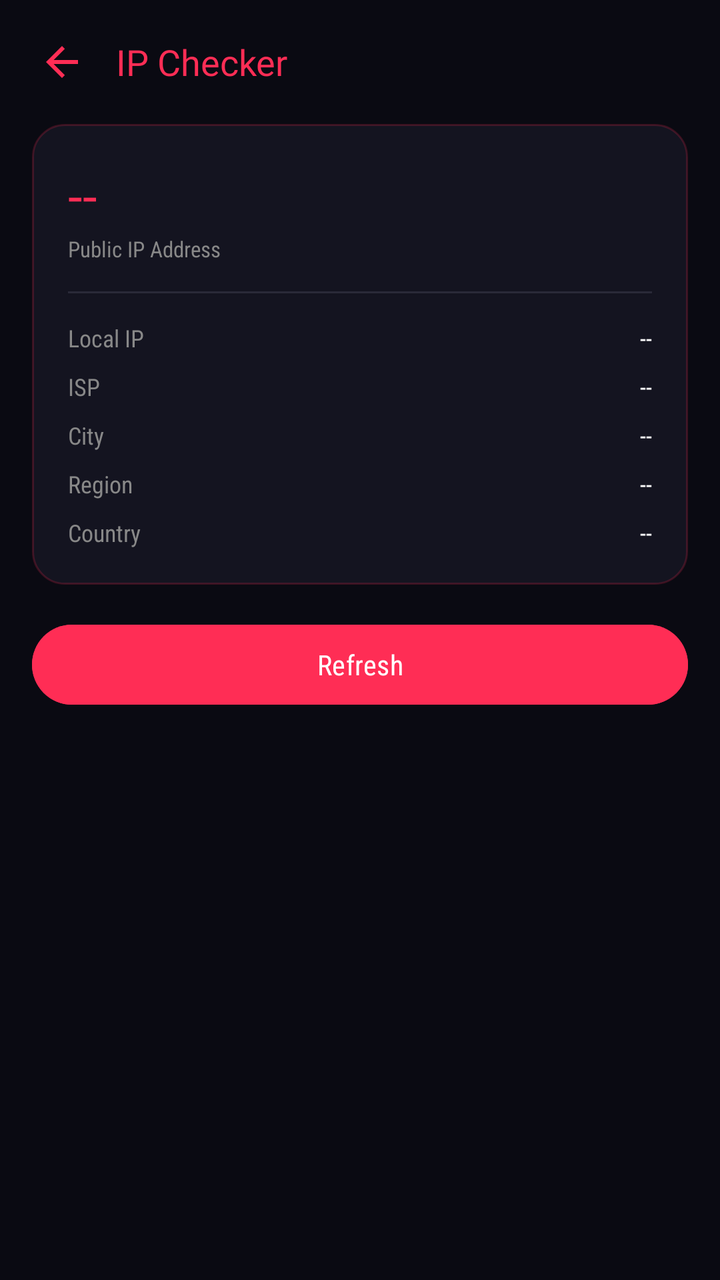
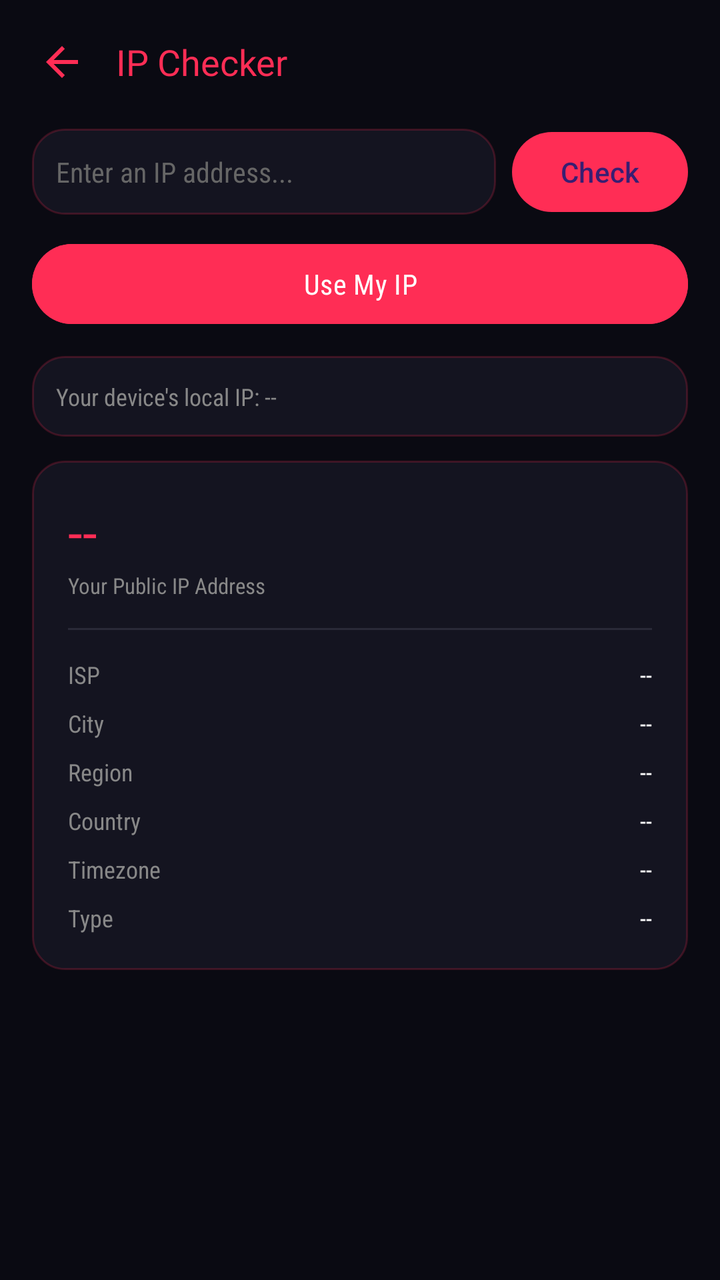

The first picture is an Android layout as it rendered before a commit; the second is the same layout after the commit. The layout source and the unified diff follow.
<!-- AndroidManifest.xml: activity theme Theme.RyuuTools -->
<!-- res/layout/activity_ip_checker.xml -->
<?xml version="1.0" encoding="utf-8"?>
<androidx.core.widget.NestedScrollView xmlns:android="http://schemas.android.com/apk/res/android"
    android:layout_width="match_parent"
    android:layout_height="match_parent"
    android:background="@color/bg_dark">

    <LinearLayout
        android:layout_width="match_parent"
        android:layout_height="wrap_content"
        android:orientation="vertical"
        android:padding="16dp">

        <LinearLayout
            android:layout_width="match_parent"
            android:layout_height="wrap_content"
            android:orientation="horizontal"
            android:gravity="center_vertical"
            android:layout_marginBottom="16dp">

            <ImageButton
                android:id="@+id/btnBack"
                android:layout_width="30dp"
                android:layout_height="30dp"
                android:background="@android:color/transparent"
                android:src="@drawable/ic_back"
                android:tint="@color/neon_cyan"
                android:contentDescription="Back" />

            <TextView
                android:layout_width="wrap_content"
                android:layout_height="wrap_content"
                android:layout_marginStart="12dp"
                android:text="IP Checker"
                android:textColor="@color/neon_cyan"
                android:textSize="18sp"
                android:fontFamily="@font/orbitron_bold" />
        </LinearLayout>

        <LinearLayout
            android:layout_width="match_parent"
            android:layout_height="wrap_content"
            android:orientation="vertical"
            android:background="@drawable/bg_card_rounded"
            android:padding="18dp">

            <TextView
                android:id="@+id/tvPublicIp"
                android:layout_width="wrap_content"
                android:layout_height="wrap_content"
                android:text="--"
                android:textColor="@color/neon_cyan"
                android:textSize="26sp"
                android:fontFamily="@font/orbitron_bold" />

            <TextView
                android:layout_width="wrap_content"
                android:layout_height="wrap_content"
                android:layout_marginTop="2dp"
                android:text="Public IP Address"
                android:textColor="#888888"
                android:textSize="11sp"
                android:fontFamily="sans-serif-condensed" />

            <View
                android:layout_width="match_parent"
                android:layout_height="1dp"
                android:background="#2A2A38"
                android:layout_marginVertical="14dp" />

            <LinearLayout
                android:layout_width="match_parent"
                android:layout_height="wrap_content"
                android:orientation="horizontal"
                android:layout_marginBottom="8dp">
                <TextView
                    android:layout_width="0dp"
                    android:layout_height="wrap_content"
                    android:layout_weight="1"
                    android:text="Local IP"
                    android:textColor="#888888"
                    android:textSize="12sp"
                    android:fontFamily="sans-serif-condensed" />
                <TextView
                    android:id="@+id/tvLocalIp"
                    android:layout_width="wrap_content"
                    android:layout_height="wrap_content"
                    android:text="--"
                    android:textColor="@color/text_white"
                    android:textSize="12sp"
                    android:fontFamily="sans-serif-condensed" />
            </LinearLayout>

            <LinearLayout
                android:layout_width="match_parent"
                android:layout_height="wrap_content"
                android:orientation="horizontal"
                android:layout_marginBottom="8dp">
                <TextView
                    android:layout_width="0dp"
                    android:layout_height="wrap_content"
                    android:layout_weight="1"
                    android:text="ISP"
                    android:textColor="#888888"
                    android:textSize="12sp"
                    android:fontFamily="sans-serif-condensed" />
                <TextView
                    android:id="@+id/tvIsp"
                    android:layout_width="wrap_content"
                    android:layout_height="wrap_content"
                    android:text="--"
                    android:textColor="@color/text_white"
                    android:textSize="12sp"
                    android:fontFamily="sans-serif-condensed" />
            </LinearLayout>

            <LinearLayout
                android:layout_width="match_parent"
                android:layout_height="wrap_content"
                android:orientation="horizontal"
                android:layout_marginBottom="8dp">
                <TextView
                    android:layout_width="0dp"
                    android:layout_height="wrap_content"
                    android:layout_weight="1"
                    android:text="City"
                    android:textColor="#888888"
                    android:textSize="12sp"
                    android:fontFamily="sans-serif-condensed" />
                <TextView
                    android:id="@+id/tvCity"
                    android:layout_width="wrap_content"
                    android:layout_height="wrap_content"
                    android:text="--"
                    android:textColor="@color/text_white"
                    android:textSize="12sp"
                    android:fontFamily="sans-serif-condensed" />
            </LinearLayout>

            <LinearLayout
                android:layout_width="match_parent"
                android:layout_height="wrap_content"
                android:orientation="horizontal"
                android:layout_marginBottom="8dp">
                <TextView
                    android:layout_width="0dp"
                    android:layout_height="wrap_content"
                    android:layout_weight="1"
                    android:text="Region"
                    android:textColor="#888888"
                    android:textSize="12sp"
                    android:fontFamily="sans-serif-condensed" />
                <TextView
                    android:id="@+id/tvRegion"
                    android:layout_width="wrap_content"
                    android:layout_height="wrap_content"
                    android:text="--"
                    android:textColor="@color/text_white"
                    android:textSize="12sp"
                    android:fontFamily="sans-serif-condensed" />
            </LinearLayout>

            <LinearLayout
                android:layout_width="match_parent"
                android:layout_height="wrap_content"
                android:orientation="horizontal">
                <TextView
                    android:layout_width="0dp"
                    android:layout_height="wrap_content"
                    android:layout_weight="1"
                    android:text="Country"
                    android:textColor="#888888"
                    android:textSize="12sp"
                    android:fontFamily="sans-serif-condensed" />
                <TextView
                    android:id="@+id/tvCountry"
                    android:layout_width="wrap_content"
                    android:layout_height="wrap_content"
                    android:text="--"
                    android:textColor="@color/text_white"
                    android:textSize="12sp"
                    android:fontFamily="sans-serif-condensed" />
            </LinearLayout>

        </LinearLayout>

        <ProgressBar
            android:id="@+id/progressBar"
            android:layout_width="wrap_content"
            android:layout_height="wrap_content"
            android:layout_gravity="center"
            android:layout_marginTop="16dp"
            android:indeterminateTint="@color/neon_purple"
            android:visibility="gone" />

        <Button
            android:id="@+id/btnRefresh"
            android:layout_width="match_parent"
            android:layout_height="wrap_content"
            android:layout_marginTop="16dp"
            android:text="Refresh"
            android:backgroundTint="@color/neon_cyan"
            android:textColor="@color/text_white"
            android:fontFamily="sans-serif-condensed" />

    </LinearLayout>
</androidx.core.widget.NestedScrollView>
<!-- resources referenced by this layout -->
<resources>
  <color name="bg_dark">#0A0A12</color>
  <color name="neon_cyan">#FF2D55</color>
  <color name="neon_purple">#FF2D55</color>
  <color name="text_white">#FFFFFF</color>
  <!-- drawable bg_card_rounded (drawable) -->
  <?xml version="1.0" encoding="utf-8"?>
  <shape xmlns:android="http://schemas.android.com/apk/res/android">
      <solid android:color="#141420" />
      <corners android:radius="16dp" />
      <stroke android:width="1dp" android:color="#33FF2D55" />
  </shape>
  <!-- drawable ic_back (drawable) -->
  <vector xmlns:android="http://schemas.android.com/apk/res/android"
      android:width="24dp" android:height="24dp"
      android:viewportWidth="24" android:viewportHeight="24">
      <path android:fillColor="#FFFFFF" android:pathData="M20,11L7.83,11l5.59,-5.59L12,4l-8,8 8,8 1.41,-1.41L7.83,13L20,13z"/>
  </vector>
  <style name="Theme.RyuuTools" parent="Theme.Material3.Dark.NoActionBar">
          <item name="android:windowBackground">@color/bg_dark</item>
          <item name="colorPrimary">@color/neon_cyan</item>
          <item name="colorSecondary">@color/neon_purple</item>
          <item name="android:statusBarColor">@color/bg_dark</item>
          <item name="android:navigationBarColor">@color/bg_dark</item>
      </style>
</resources>

<!-- the commit's change to res/layout/activity_ip_checker.xml (unified diff, before → after) -->
@@ -39,6 +39,58 @@
         <LinearLayout
             android:layout_width="match_parent"
             android:layout_height="wrap_content"
+            android:orientation="horizontal"
+            android:layout_marginBottom="8dp">
+
+            <EditText
+                android:id="@+id/etIpInput"
+                android:layout_width="0dp"
+                android:layout_height="wrap_content"
+                android:layout_weight="1"
+                android:hint="Enter an IP address..."
+                android:textColorHint="#666666"
+                android:textColor="@color/text_white"
+                android:textSize="14sp"
+                android:fontFamily="sans-serif-condensed"
+                android:background="@drawable/bg_card_rounded"
+                android:padding="12dp"
+                android:inputType="text"
+                android:singleLine="true" />
+
+            <Button
+                android:id="@+id/btnCheckIp"
+                android:layout_width="wrap_content"
+                android:layout_height="wrap_content"
+                android:layout_marginStart="8dp"
+                android:text="Check" />
+
+        </LinearLayout>
+
+        <Button
+            android:id="@+id/btnUseMyIp"
+            android:layout_width="match_parent"
+            android:layout_height="wrap_content"
+            android:layout_marginBottom="12dp"
+            android:text="Use My IP"
+            android:backgroundTint="@color/neon_purple"
+            android:textColor="@color/text_white"
+            android:fontFamily="sans-serif-condensed" />
+
+        <TextView
+            android:id="@+id/tvLocalIpRow"
+            android:layout_width="match_parent"
+            android:layout_height="wrap_content"
+            android:background="@drawable/bg_card_rounded"
+            android:padding="12dp"
+            android:layout_marginBottom="12dp"
+            android:text="Your device's local IP: --"
+            android:textColor="#888888"
+            android:textSize="12sp"
+            android:fontFamily="sans-serif-condensed" />
+
+        <LinearLayout
+            android:layout_width="match_parent"
+            android:layout_height="wrap_content"
             android:orientation="vertical"
             android:background="@drawable/bg_card_rounded"
             android:padding="18dp">
@@ -53,10 +105,11 @@
                 android:fontFamily="@font/orbitron_bold" />
 
             <TextView
+                android:id="@+id/tvIpLabel"
                 android:layout_width="wrap_content"
                 android:layout_height="wrap_content"
                 android:layout_marginTop="2dp"
-                android:text="Public IP Address"
+                android:text="Your Public IP Address"
                 android:textColor="#888888"
                 android:textSize="11sp"
                 android:fontFamily="sans-serif-condensed" />
@@ -76,29 +129,6 @@
                     android:layout_width="0dp"
                     android:layout_height="wrap_content"
                     android:layout_weight="1"
-                    android:text="Local IP"
-                    android:textColor="#888888"
-                    android:textSize="12sp"
-                    android:fontFamily="sans-serif-condensed" />
-                <TextView
-                    android:id="@+id/tvLocalIp"
-                    android:layout_width="wrap_content"
-                    android:layout_height="wrap_content"
-                    android:text="--"
-                    android:textColor="@color/text_white"
-                    android:textSize="12sp"
-                    android:fontFamily="sans-serif-condensed" />
-            </LinearLayout>
-
-            <LinearLayout
-                android:layout_width="match_parent"
-                android:layout_height="wrap_content"
-                android:orientation="horizontal"
-                android:layout_marginBottom="8dp">
-                <TextView
-                    android:layout_width="0dp"
-                    android:layout_height="wrap_content"
-                    android:layout_weight="1"
                     android:text="ISP"
                     android:textColor="#888888"
                     android:textSize="12sp"
@@ -162,17 +192,63 @@
             <LinearLayout
                 android:layout_width="match_parent"
                 android:layout_height="wrap_content"
+                android:orientation="horizontal"
+                android:layout_marginBottom="8dp">
+                <TextView
+                    android:layout_width="0dp"
+                    android:layout_height="wrap_content"
+                    android:layout_weight="1"
+                    android:text="Country"
+                    android:textColor="#888888"
+                    android:textSize="12sp"
+                    android:fontFamily="sans-serif-condensed" />
+                <TextView
+                    android:id="@+id/tvCountry"
+                    android:layout_width="wrap_content"
+                    android:layout_height="wrap_content"
+                    android:text="--"
+                    android:textColor="@color/text_white"
+                    android:textSize="12sp"
+                    android:fontFamily="sans-serif-condensed" />
+            </LinearLayout>
+
+            <LinearLayout
+                android:layout_width="match_parent"
+                android:layout_height="wrap_content"
+                android:orientation="horizontal"
+                android:layout_marginBottom="8dp">
+                <TextView
+                    android:layout_width="0dp"
+                    android:layout_height="wrap_content"
+                    android:layout_weight="1"
+                    android:text="Timezone"
+                    android:textColor="#888888"
+                    android:textSize="12sp"
+                    android:fontFamily="sans-serif-condensed" />
+                <TextView
+                    android:id="@+id/tvTimezone"
+                    android:layout_width="wrap_content"
+                    android:layout_height="wrap_content"
+                    android:text="--"
+                    android:textColor="@color/text_white"
+                    android:textSize="12sp"
+                    android:fontFamily="sans-serif-condensed" />
+            </LinearLayout>
+
+            <LinearLayout
+                android:layout_width="match_parent"
+                android:layout_height="wrap_content"
                 android:orientation="horizontal">
                 <TextView
                     android:layout_width="0dp"
                     android:layout_height="wrap_content"
                     android:layout_weight="1"
-                    android:text="Country"
-                    android:textColor="#888888"
-                    android:textSize="12sp"
-                    android:fontFamily="sans-serif-condensed" />
-                <TextView
-                    android:id="@+id/tvCountry"
+                    android:text="Type"
+                    android:textColor="#888888"
+                    android:textSize="12sp"
+                    android:fontFamily="sans-serif-condensed" />
+                <TextView
+                    android:id="@+id/tvIpType"
                     android:layout_width="wrap_content"
                     android:layout_height="wrap_content"
                     android:text="--"
@@ -192,15 +268,5 @@
             android:indeterminateTint="@color/neon_purple"
             android:visibility="gone" />
 
-        <Button
-            android:id="@+id/btnRefresh"
-            android:layout_width="match_parent"
-            android:layout_height="wrap_content"
-            android:layout_marginTop="16dp"
-            android:text="Refresh"
-            android:backgroundTint="@color/neon_cyan"
-            android:textColor="@color/text_white"
-            android:fontFamily="sans-serif-condensed" />
-
     </LinearLayout>
 </androidx.core.widget.NestedScrollView>
